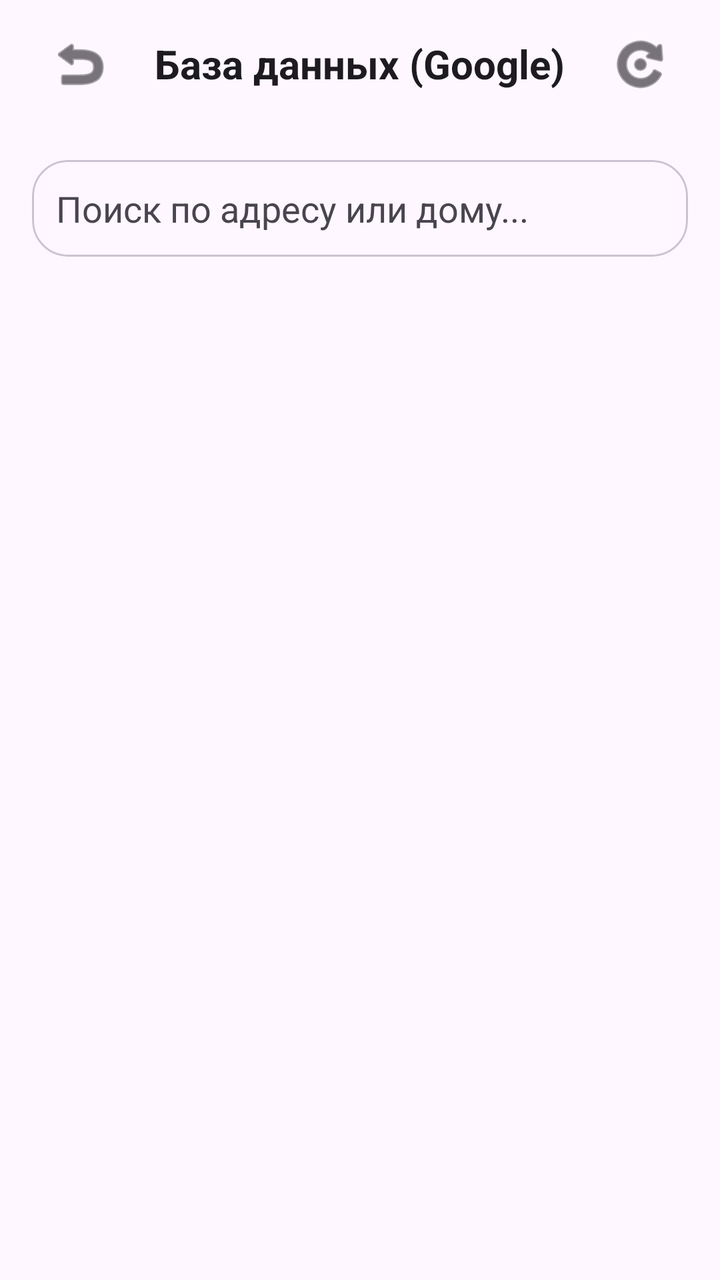
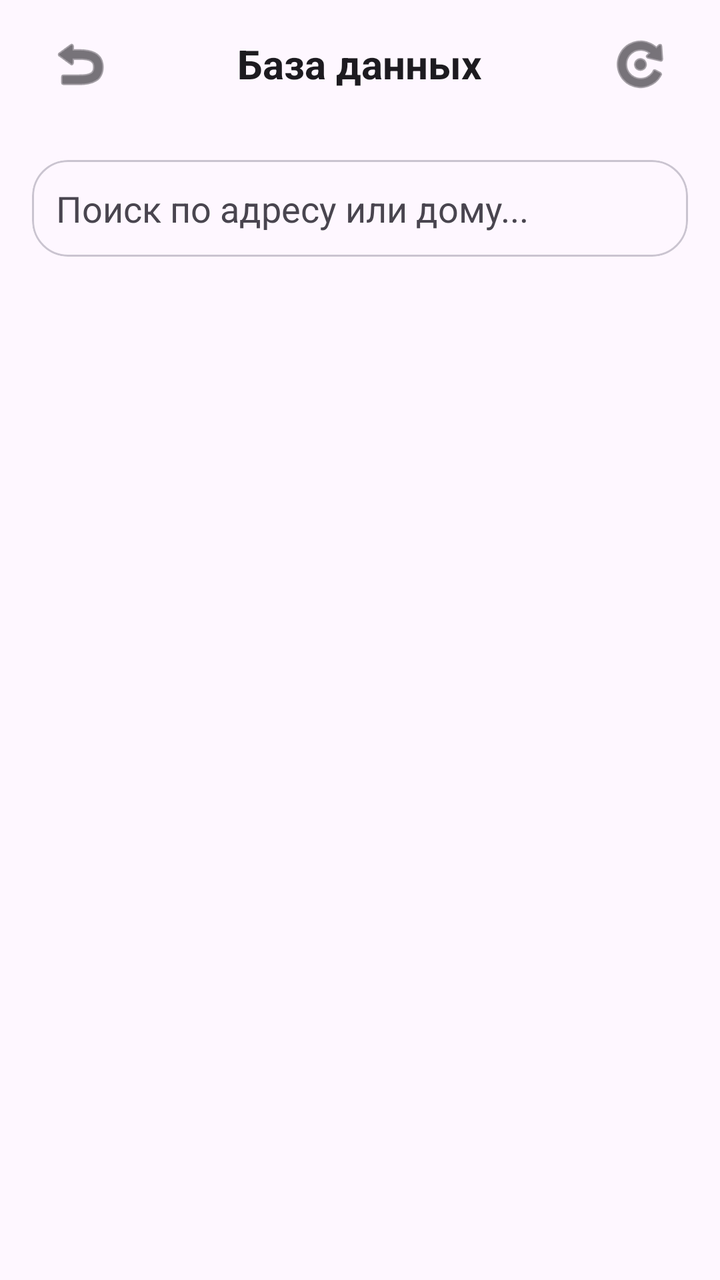

The first picture is an Android layout as it rendered before a commit; the second is the same layout after the commit. The layout source and the unified diff follow.
<!-- AndroidManifest.xml: application theme Theme.BaseHome -->
<!-- res/layout/activity_google_database.xml -->
<?xml version="1.0" encoding="utf-8"?>
<LinearLayout xmlns:android="http://schemas.android.com/apk/res/android"
    xmlns:app="http://schemas.android.com/apk/res-auto"
    android:layout_width="match_parent"
    android:layout_height="match_parent"
    android:orientation="vertical"
    android:background="?android:attr/windowBackground"
    android:fitsSystemWindows="true">

    
    <RelativeLayout
        android:layout_width="match_parent"
        android:layout_height="64dp"
        android:paddingHorizontal="16dp">

        <ImageButton
            android:id="@+id/btnBackDatabase"
            android:layout_width="48dp"
            android:layout_height="48dp"
            android:layout_centerVertical="true"
            android:background="?android:attr/selectableItemBackgroundBorderless"
            android:src="@android:drawable/ic_menu_revert"
            app:tint="?android:attr/textColorPrimary" />

        <TextView
            android:layout_width="wrap_content"
            android:layout_height="wrap_content"
            android:layout_centerInParent="true"
            android:text="База данных (Google)"
            android:textSize="20sp"
            android:textStyle="bold"
            android:textColor="?android:attr/textColorPrimary" />

        <ImageButton
            android:id="@+id/btnUpdateDatabase"
            android:layout_width="48dp"
            android:layout_height="48dp"
            android:layout_alignParentEnd="true"
            android:layout_centerVertical="true"
            android:background="?android:attr/selectableItemBackgroundBorderless"
            android:src="@android:drawable/ic_menu_rotate"
            app:tint="?android:attr/textColorPrimary" />
    </RelativeLayout>

    
    <com.google.android.material.card.MaterialCardView
        android:layout_width="match_parent"
        android:layout_height="wrap_content"
        android:layout_margin="16dp"
        app:cardCornerRadius="18dp"
        app:cardElevation="0dp"
        app:strokeWidth="1dp"
        app:strokeColor="?attr/colorOutlineVariant">

        <EditText
            android:id="@+id/etSearchDatabase"
            android:layout_width="match_parent"
            android:layout_height="wrap_content"
            android:hint="Поиск по адресу или дому..."
            android:padding="12dp"
            android:textColor="?android:attr/textColorPrimary"
            android:textColorHint="?android:attr/textColorSecondary"
            android:background="@android:color/transparent"
            android:inputType="text"
            android:maxLines="1" />
    </com.google.android.material.card.MaterialCardView>

    
    <LinearLayout
        android:id="@+id/llLoadingContainer"
        android:layout_width="match_parent"
        android:layout_height="wrap_content"
        android:orientation="vertical"
        android:gravity="center"
        android:visibility="gone">

        <ProgressBar
            android:id="@+id/pbLoading"
            style="?android:attr/progressBarStyleHorizontal"
            android:layout_width="match_parent"
            android:layout_height="wrap_content"
            android:layout_marginHorizontal="32dp"
            android:indeterminate="true" />

        <TextView
            android:id="@+id/tvLoadingMessage"
            android:layout_width="wrap_content"
            android:layout_height="wrap_content"
            android:text="Загрузка данных из Google Таблиц..."
            android:textColor="?android:attr/textColorSecondary"
            android:textSize="14sp"
            android:layout_marginTop="8dp" />
    </LinearLayout>

    <androidx.recyclerview.widget.RecyclerView
        android:id="@+id/rvDatabaseResults"
        android:layout_width="match_parent"
        android:layout_height="match_parent"
        android:layout_marginTop="8dp"
        android:paddingHorizontal="12dp"
        android:paddingBottom="16dp" />

</LinearLayout>
<!-- resources referenced by this layout -->
<resources>
  <style name="Theme.BaseHome" parent="Base.Theme.BaseHome" />
  <style name="Base.Theme.BaseHome" parent="Theme.Material3.DayNight.NoActionBar">
          <item name="colorPrimary">@color/brand_primary</item>
          <item name="colorSecondary">@color/brand_accent</item>
          <item name="colorSurface">?android:attr/colorBackground</item>
          <item name="colorOutline">?android:attr/textColorHint</item>
          <item name="shapeAppearanceSmallComponent">@style/ShapeAppearance.BaseHome.Small</item>
          <item name="shapeAppearanceMediumComponent">@style/ShapeAppearance.BaseHome.Medium</item>
      </style>
  <color name="brand_primary">#496783</color>
  <color name="brand_accent">#6A7F6A</color>
  <style name="ShapeAppearance.BaseHome.Small" parent="ShapeAppearance.Material3.Corner.Small">
          <item name="cornerSize">12dp</item>
      </style>
  <style name="ShapeAppearance.BaseHome.Medium" parent="ShapeAppearance.Material3.Corner.Medium">
          <item name="cornerSize">20dp</item>
      </style>
</resources>

<!-- the commit's change to res/layout/activity_google_database.xml (unified diff, before → after) -->
@@ -26,7 +26,7 @@
             android:layout_width="wrap_content"
             android:layout_height="wrap_content"
             android:layout_centerInParent="true"
-            android:text="База данных (Google)"
+            android:text="@string/database"
             android:textSize="20sp"
             android:textStyle="bold"
             android:textColor="?android:attr/textColorPrimary" />
@@ -92,12 +92,30 @@
             android:layout_marginTop="8dp" />
     </LinearLayout>
 
-    <androidx.recyclerview.widget.RecyclerView
-        android:id="@+id/rvDatabaseResults"
+    <FrameLayout
         android:layout_width="match_parent"
-        android:layout_height="match_parent"
-        android:layout_marginTop="8dp"
-        android:paddingHorizontal="12dp"
-        android:paddingBottom="16dp" />
+        android:layout_height="0dp"
+        android:layout_weight="1">
+
+        <androidx.recyclerview.widget.RecyclerView
+            android:id="@+id/rvDatabaseResults"
+            android:layout_width="match_parent"
+            android:layout_height="match_parent"
+            android:layout_marginTop="8dp"
+            android:clipToPadding="false"
+            android:paddingHorizontal="12dp"
+            android:paddingBottom="16dp" />
+
+        <TextView
+            android:id="@+id/tvDatabaseEmptyState"
+            android:layout_width="match_parent"
+            android:layout_height="match_parent"
+            android:gravity="center"
+            android:padding="32dp"
+            android:text="@string/database_search_prompt"
+            android:textColor="?android:attr/textColorSecondary"
+            android:textSize="16sp"
+            android:visibility="gone" />
+    </FrameLayout>
 
 </LinearLayout>
<!-- resource entries referenced after the edit -->
@@ -1,5 +1,7 @@
 <!-- resources referenced by this layout -->
 <resources>
+  <string name="database">База данных</string>
+  <string name="database_search_prompt">Введите улицу или дом для поиска</string>
   <style name="Theme.BaseHome" parent="Base.Theme.BaseHome" />
   <style name="Base.Theme.BaseHome" parent="Theme.Material3.DayNight.NoActionBar">
           <item name="colorPrimary">@color/brand_primary</item>
